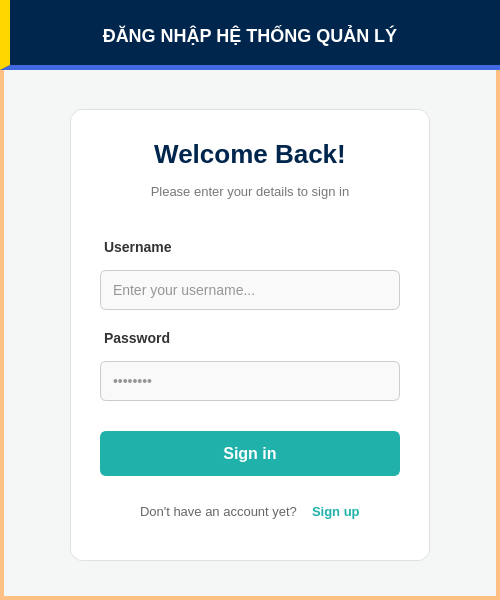
Before: the Qt Designer form src/components/widgets/login/loginform.ui in DamPhuQuy/Scientific-Article-Management, drawn with Qt 5.
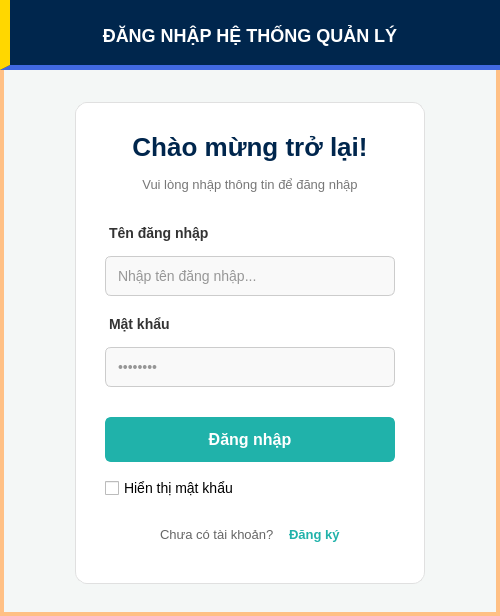
After: the same form once the commit is applied.

Commit message: Refactor UI components: Update text to Vietnamese, add password visibility toggle, and adjust layout in login and signup forms; fix DATA_FOLDER path in constants.

```diff
--- a/src/components/widgets/login/loginform.ui
+++ b/src/components/widgets/login/loginform.ui
@@ -7,7 +7,7 @@
     <x>0</x>
     <y>0</y>
     <width>500</width>
-    <height>600</height>
+    <height>616</height>
    </rect>
   </property>
   <property name="windowTitle">
@@ -192,7 +192,7 @@
         <item>
          <widget class="QLabel" name="welcomeLabel">
           <property name="text">
-           <string>Welcome Back!</string>
+           <string>Chào mừng trở lại!</string>
           </property>
           <property name="alignment">
            <set>Qt::AlignmentFlag::AlignCenter</set>
@@ -202,7 +202,7 @@
         <item>
          <widget class="QLabel" name="subtitleLabel">
           <property name="text">
-           <string>Please enter your details to sign in</string>
+           <string>Vui lòng nhập thông tin để đăng nhập</string>
           </property>
           <property name="alignment">
            <set>Qt::AlignmentFlag::AlignCenter</set>
@@ -227,14 +227,14 @@
         <item>
          <widget class="QLabel" name="usernameLabel">
           <property name="text">
-           <string>Username</string>
+           <string>Tên đăng nhập</string>
           </property>
          </widget>
         </item>
         <item>
          <widget class="QLineEdit" name="usernameEdit">
           <property name="placeholderText">
-           <string>Enter your username...</string>
+           <string>Nhập tên đăng nhập...</string>
           </property>
          </widget>
         </item>
@@ -242,7 +242,7 @@
         <item>
          <widget class="QLabel" name="passwordLabel">
           <property name="text">
-           <string>Password</string>
+           <string>Mật khẩu</string>
           </property>
          </widget>
         </item>
@@ -282,9 +282,6 @@
           <property name="cursor">
            <cursorShape>PointingHandCursor</cursorShape>
           </property>
-          <property name="text">
-           <string>Sign in</string>
-          </property>
           <property name="styleSheet">
            <string notr="true">
             QPushButton {
@@ -299,9 +296,18 @@
             QPushButton:pressed { background-color: #0e6b65; border-color: #0e6b65; }
            </string>
           </property>
+          <property name="text">
+           <string>Đăng nhập</string>
+          </property>
          </widget>
         </item>
-  
+        <item>
+         <widget class="QCheckBox" name="showPasswordCheckBox">
+          <property name="text">
+           <string>Hiển thị mật khẩu</string>
+          </property>
+         </widget>
+        </item>
         <item>
          <layout class="QHBoxLayout" name="signUpLayout">
           <property name="topMargin">
@@ -323,7 +329,7 @@
           <item>
            <widget class="QLabel" name="signUpPromptLabel">
             <property name="text">
-             <string>Don't have an account yet?</string>
+             <string>Chưa có tài khoản?</string>
             </property>
            </widget>
           </item>
@@ -333,7 +339,7 @@
              <cursorShape>PointingHandCursor</cursorShape>
             </property>
             <property name="text">
-             <string>Sign up</string>
+             <string>Đăng ký</string>
             </property>
            </widget>
           </item>
```
Left out of the diff: 50 changed lines with no effect on the pictures. The commit also changes 7 other files.
